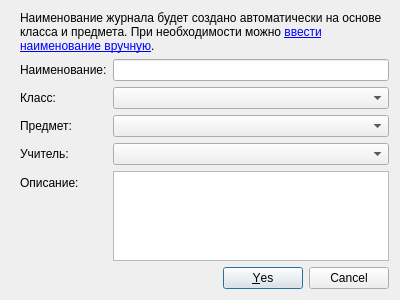
Above: journaldialog.ui from kirik88/journal2 before the change. Below: the same form after it.
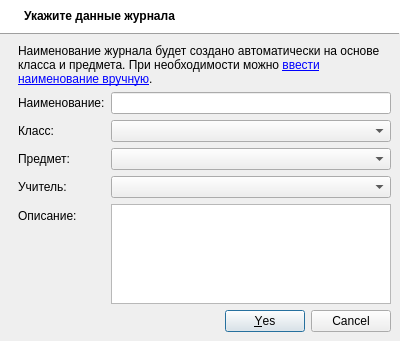
That is the form after the change. Icons and pictures are not drawn.

```diff
--- a/journaldialog.ui
+++ b/journaldialog.ui
@@ -7,13 +7,110 @@
     <x>0</x>
     <y>0</y>
     <width>400</width>
-    <height>300</height>
+    <height>341</height>
    </rect>
   </property>
   <property name="windowTitle">
    <string>Добавление нового журнала</string>
   </property>
   <layout class="QVBoxLayout" name="verticalLayout">
+   <property name="spacing">
+    <number>0</number>
+   </property>
+   <property name="leftMargin">
+    <number>0</number>
+   </property>
+   <property name="topMargin">
+    <number>0</number>
+   </property>
+   <property name="rightMargin">
+    <number>0</number>
+   </property>
+   <property name="bottomMargin">
+    <number>0</number>
+   </property>
+   <item>
+    <widget class="QFrame" name="frameCaption">
+     <layout class="QVBoxLayout" name="verticalLayout_3">
+      <property name="spacing">
+       <number>0</number>
+      </property>
+      <property name="leftMargin">
+       <number>0</number>
+      </property>
+      <property name="topMargin">
+       <number>0</number>
+      </property>
+      <property name="rightMargin">
+       <number>0</number>
+      </property>
+      <property name="bottomMargin">
+       <number>0</number>
+      </property>
+      <item>
+       <widget class="QFrame" name="frame_3">
+        <property name="styleSheet">
+         <string notr="true">background: rgb(255, 255, 255);</string>
+        </property>
+        <layout class="QHBoxLayout" name="horizontalLayout">
+         <item>
+          <widget class="QLabel" name="labelCaption">
+           <property name="font">
+            <font>
+             <pointsize>9</pointsize>
+             <weight>75</weight>
+             <bold>true</bold>
+            </font>
+           </property>
+           <property name="text">
+            <string>Укажите данные журнала</string>
+           </property>
+           <property name="indent">
+            <number>15</number>
+           </property>
+          </widget>
+         </item>
+         <item>
+          <widget class="QLabel" name="imageLogin">
+           <property name="maximumSize">
+            <size>
+             <width>48</width>
+             <height>48</height>
+            </size>
+           </property>
+           <property name="text">
+            <string/>
+           </property>
+           <property name="pixmap">
+            <pixmap resource="journal2.qrc">:/images/images/main_big.png</pixmap>
+           </property>
+          </widget>
+         </item>
+        </layout>
+       </widget>
+      </item>
+      <item>
+       <widget class="QFrame" name="frame_5">
+        <property name="frameShape">
+         <enum>QFrame::HLine</enum>
+        </property>
+        <property name="frameShadow">
+         <enum>QFrame::Raised</enum>
+        </property>
+       </widget>
+      </item>
+     </layout>
+    </widget>
+   </item>
+   <item>
+    <widget class="QFrame" name="frameContent">
+     <property name="frameShape">
+      <enum>QFrame::NoFrame</enum>
+     </property>
+     <property name="frameShadow">
+      <enum>QFrame::Raised</enum>
+     </property>
+     <layout class="QVBoxLayout" name="verticalLayout_4">
    <item>
     <widget class="QFrame" name="frame">
      <property name="frameShape">
@@ -124,6 +221,19 @@
     </widget>
    </item>
    <item>
+       <widget class="QDialogButtonBox" name="buttonBox">
+        <property name="orientation">
+         <enum>Qt::Horizontal</enum>
+        </property>
+        <property name="standardButtons">
+         <set>QDialogButtonBox::Cancel|QDialogButtonBox::Yes</set>
+        </property>
+       </widget>
+      </item>
+     </layout>
+    </widget>
+   </item>
+   <item>
     <spacer name="verticalSpacer">
      <property name="orientation">
       <enum>Qt::Vertical</enum>
@@ -136,16 +246,6 @@
      </property>
     </spacer>
    </item>
-   <item>
-    <widget class="QDialogButtonBox" name="buttonBox">
-     <property name="orientation">
-      <enum>Qt::Horizontal</enum>
-     </property>
-     <property name="standardButtons">
-      <set>QDialogButtonBox::Cancel|QDialogButtonBox::Yes</set>
-     </property>
-    </widget>
-   </item>
   </layout>
  </widget>
  <resources/>
```
Left out of the diff: 6 changed lines with no effect on the pictures. Lines whose indentation alone changed are shown as unchanged.
